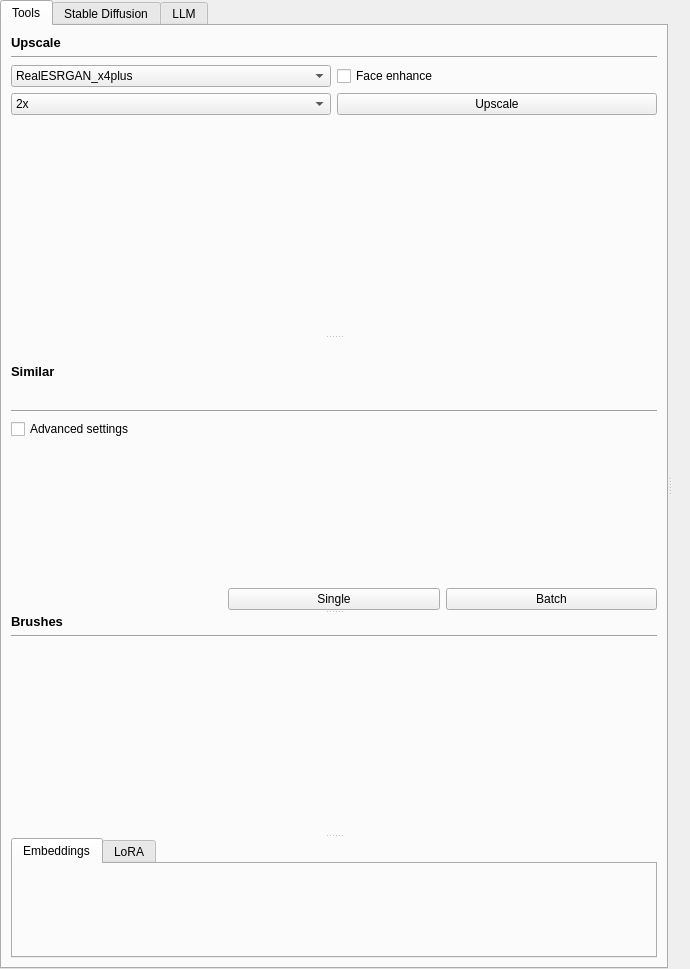
First picture: the form in src/airunner/widgets/canvas_plus/templates/standard_image_widget.ui, repository Capsize-Games/airunner, before the edit.
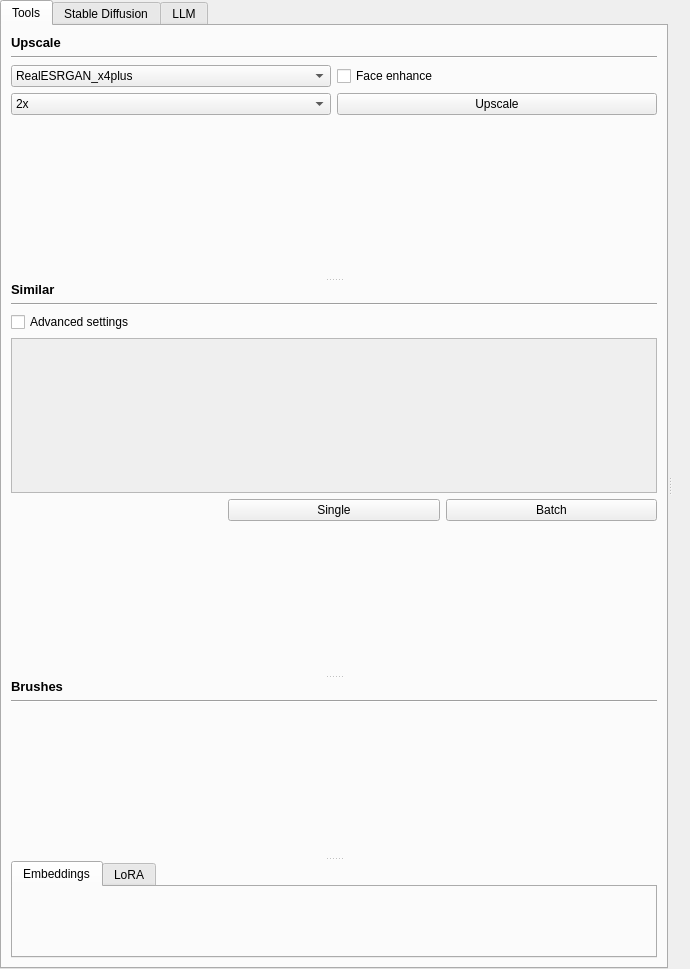
Second picture: the form after the edit. Icons and pictures are not drawn. Custom widgets are drawn as their Qt base class.

Commit message: Fixes for llm, adds ebook path, layout updates and more

The edit to the form file:
```diff
--- a/src/airunner/widgets/canvas_plus/templates/standard_image_widget.ui
+++ b/src/airunner/widgets/canvas_plus/templates/standard_image_widget.ui
@@ -92,7 +92,7 @@
              <property name="orientation">
               <enum>Qt::Vertical</enum>
              </property>
-             <widget class="QWidget" name="">
+             <widget class="QWidget" name="layoutWidget">
               <layout class="QVBoxLayout" name="Upscale">
                <item>
                 <widget class="QLabel" name="label">
@@ -202,7 +202,7 @@
                </item>
               </layout>
              </widget>
-             <widget class="QWidget" name="">
+             <widget class="QWidget" name="layoutWidget">
               <layout class="QVBoxLayout" name="Similar">
                <item>
                 <widget class="QLabel" name="label_2">
@@ -232,17 +232,30 @@
                 </widget>
                </item>
                <item>
-                <widget class="QWidget" name="advanced_settings" native="true">
-                 <layout class="QGridLayout" name="gridLayout_4">
-                  <item row="1" column="0">
-                   <widget class="ControlNetSettingsWidget" name="controlnet_settings" native="true"/>
-                  </item>
-                 </layout>
+                <widget class="QScrollArea" name="advanced_settings">
+                 <property name="widgetResizable">
+                  <bool>true</bool>
+                 </property>
+                 <widget class="QWidget" name="scrollAreaWidgetContents_2">
+                  <property name="geometry">
+                   <rect>
+                    <x>0</x>
+                    <y>0</y>
+                    <width>621</width>
+                    <height>95</height>
+                   </rect>
+                  </property>
+                  <layout class="QGridLayout" name="gridLayout_4">
+                   <item row="0" column="0">
+                    <widget class="InputImageSettingsWidget" name="input_image_widget" native="true"/>
+                   </item>
+                   <item row="1" column="0">
+                    <widget class="ControlNetSettingsWidget" name="controlnet_settings" native="true"/>
+                   </item>
+                  </layout>
+                 </widget>
                 </widget>
                </item>
-               <item>
-                <widget class="InputImageSettingsWidget" name="input_image_widget" native="true"/>
-               </item>
                <item>
                 <layout class="QHBoxLayout" name="horizontalLayout_4">
                  <item>
@@ -316,9 +329,22 @@
                  </item>
                 </layout>
                </item>
+               <item>
+                <spacer name="verticalSpacer_2">
+                 <property name="orientation">
+                  <enum>Qt::Vertical</enum>
+                 </property>
+                 <property name="sizeHint" stdset="0">
+                  <size>
+                   <width>20</width>
+                   <height>40</height>
+                  </size>
+                 </property>
+                </spacer>
+               </item>
               </layout>
              </widget>
-             <widget class="QWidget" name="">
+             <widget class="QWidget" name="layoutWidget">
               <layout class="QVBoxLayout" name="verticalLayout_5">
                <item>
                 <widget class="QLabel" name="label_7">
```
Left out of the diff: 3 changed lines with no effect on the pictures. The commit also changes 21 other files.
